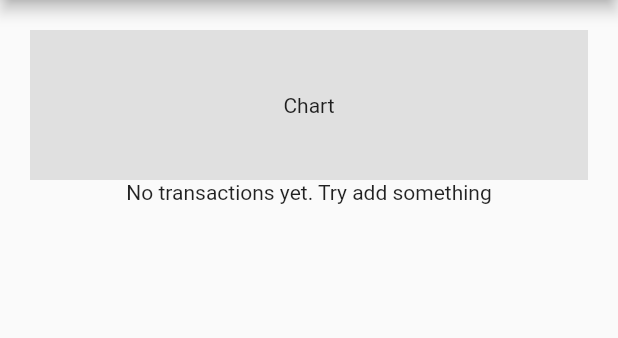
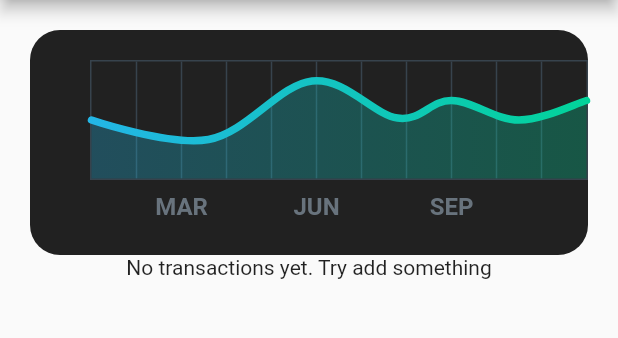
Before and after one commit to PhilipPurwoko/PersonalExpensesApp, a Flutter app: the screen it shows after launch, on a phone screen of 412 x 824 dp, the part 84-422 px from its top. Run offline on Flutter 3.47's test engine with Material 2 defaults, Android fonts, the phone set to English and light mode, and no system bars; drawn by our look-alikes of fl_chart.

Commit message:
:chart: Add dummy chart into application

```diff
--- a/lib/main.dart
+++ b/lib/main.dart
@@ -79,7 +79,7 @@
             margin: EdgeInsets.fromLTRB(20, 0, 20, 0),
             child: Column(
               crossAxisAlignment: CrossAxisAlignment.start,
-              children: <Widget>[
+              children: [
                 Chart(),
                 TransactionsList(
                   transactions: transactions,
--- a/lib/widgets/chart/chart.dart
+++ b/lib/widgets/chart/chart.dart
@@ -1,14 +1,132 @@
 import 'package:flutter/material.dart';
+import 'package:fl_chart/fl_chart.dart';
 
-class Chart extends StatelessWidget {
+class Chart extends StatefulWidget {
+  @override
+  _ChartState createState() => _ChartState();
+}
+
+class _ChartState extends State<Chart> {
+  List<Color> gradientColors = [
+    const Color(0xff23b6e6),
+    const Color(0xff02d39a),
+  ];
+
+  bool showAvg = false;
+
   @override
   Widget build(BuildContext context) {
     return Container(
+      decoration: BoxDecoration(
+        borderRadius: BorderRadius.all(Radius.circular(20)),
+        color: Colors.black87,
+      ),
       margin: EdgeInsets.only(top: 20),
-      height: 100,
-      color: Colors.grey[300],
+      padding: EdgeInsets.fromLTRB(0, 20, 0, 20),
+      height: 150,
       child: Center(
-        child: Text('Chart'),
+        child: LineChart(
+          LineChartData(
+            gridData: FlGridData(
+              show: true,
+              drawVerticalLine: true,
+              getDrawingHorizontalLine: (value) {
+                return FlLine(
+                  color: const Color(0xff37434d),
+                  strokeWidth: 1,
+                );
+              },
+              getDrawingVerticalLine: (value) {
+                return FlLine(
+                  color: const Color(0xff37434d),
+                  strokeWidth: 1,
+                );
+              },
+            ),
+            titlesData: FlTitlesData(
+              show: true,
+              bottomTitles: SideTitles(
+                showTitles: true,
+                reservedSize: 22,
+                getTextStyles: (value) => const TextStyle(
+                  color: Color(0xff68737d),
+                  fontWeight: FontWeight.bold,
+                  fontSize: 16,
+                ),
+                getTitles: (value) {
+                  switch (value.toInt()) {
+                    case 2:
+                      return 'MAR';
+                    case 5:
+                      return 'JUN';
+                    case 8:
+                      return 'SEP';
+                  }
+                  return '';
+                },
+                margin: 8,
+              ),
+              leftTitles: SideTitles(
+                showTitles: true,
+                getTextStyles: (value) => const TextStyle(
+                  color: Color(0xff67727d),
+                  fontWeight: FontWeight.bold,
+                  fontSize: 15,
+                ),
+                getTitles: (value) {
+                  switch (value.toInt()) {
+                    case 1:
+                      return '10k';
+                    case 3:
+                      return '30k';
+                    case 5:
+                      return '50k';
+                  }
+                  return '';
+                },
+                reservedSize: 28,
+                margin: 12,
+              ),
+            ),
+            borderData: FlBorderData(
+              show: true,
+              border: Border.all(
+                color: const Color(0xff37434d),
+                width: 1,
+              ),
+            ),
+            minX: 0,
+            maxX: 11,
+            minY: 0,
+            maxY: 6,
+            lineBarsData: [
+              LineChartBarData(
+                spots: [
+                  FlSpot(0, 3),
+                  FlSpot(2.6, 2),
+                  FlSpot(4.9, 5),
+                  FlSpot(6.8, 3.1),
+                  FlSpot(8, 4),
+                  FlSpot(9.5, 3),
+                  FlSpot(11, 4),
+                ],
+                isCurved: true,
+                colors: gradientColors,
+                barWidth: 5,
+                isStrokeCapRound: true,
+                dotData: FlDotData(
+                  show: false,
+                ),
+                belowBarData: BarAreaData(
+                  show: true,
+                  colors: gradientColors
+                      .map((color) => color.withOpacity(0.3))
+                      .toList(),
+                ),
+              ),
+            ],
+          ),
+        ),
       ),
     );
   }
--- a/pubspec.yaml
+++ b/pubspec.yaml
@@ -24,6 +24,7 @@
   flutter:
     sdk: flutter
   intl: ^0.17.0
+  fl_chart: ^0.20.1
 
 
   # The following adds the Cupertino Icons font to your application.
```
Also changed, not shown: pubspec.lock.
